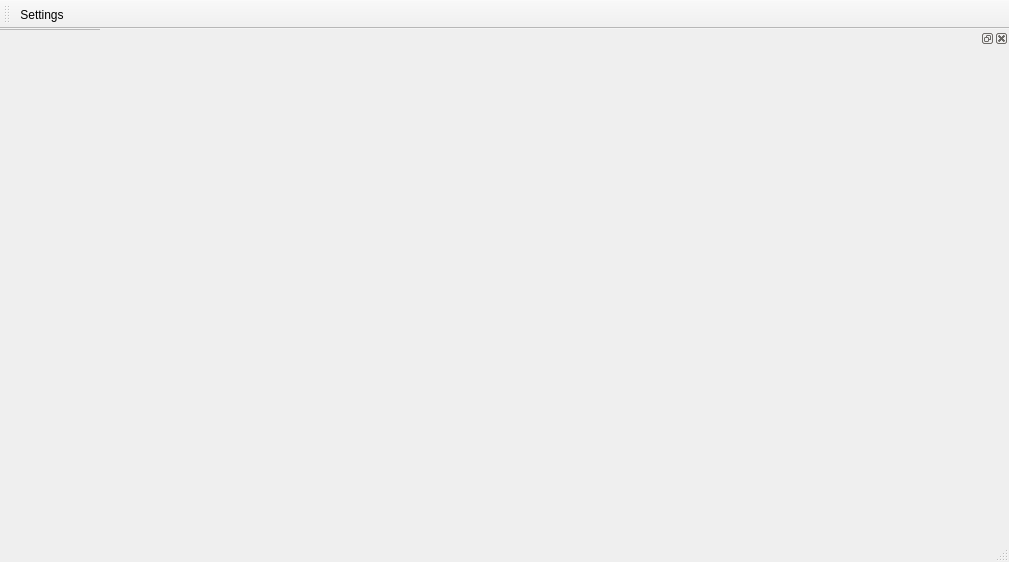
Old version of the form mainwindow.ui in the repository dm0/theme-icons-browser.
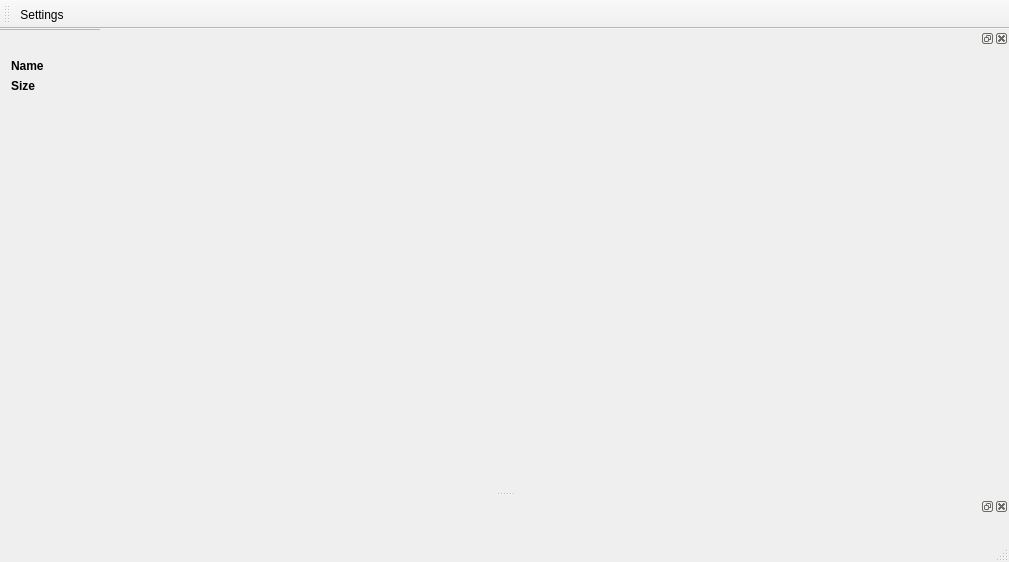
New version of the form. Icons and pictures are not drawn.

Commit message: Implemented display of basic icon information

```diff
--- a/mainwindow.ui
+++ b/mainwindow.ui
@@ -81,10 +81,95 @@
   </widget>
   <widget class="QStatusBar" name="statusBar"/>
   <widget class="QDockWidget" name="dockWidget">
+   <property name="minimumSize">
+    <size>
+     <width>200</width>
+     <height>204</height>
+    </size>
+   </property>
    <attribute name="dockWidgetArea">
     <number>2</number>
    </attribute>
-   <widget class="QWidget" name="dockWidgetContents"/>
+   <widget class="QWidget" name="dockWidgetContents">
+    <layout class="QFormLayout" name="formLayout">
+     <property name="fieldGrowthPolicy">
+      <enum>QFormLayout::ExpandingFieldsGrow</enum>
+     </property>
+     <property name="rowWrapPolicy">
+      <enum>QFormLayout::WrapLongRows</enum>
+     </property>
+     <item row="0" column="0">
+      <widget class="QLabel" name="label">
+       <property name="font">
+        <font>
+         <weight>75</weight>
+         <bold>true</bold>
+        </font>
+       </property>
+       <property name="text">
+        <string>Name</string>
+       </property>
+      </widget>
+     </item>
+     <item row="0" column="1">
+      <widget class="QLabel" name="icon_name">
+       <property name="sizePolicy">
+        <sizepolicy hsizetype="Expanding" vsizetype="Preferred">
+         <horstretch>0</horstretch>
+         <verstretch>0</verstretch>
+        </sizepolicy>
+       </property>
+       <property name="textFormat">
+        <enum>Qt::PlainText</enum>
+       </property>
+       <property name="wordWrap">
+        <bool>true</bool>
+       </property>
+       <property name="textInteractionFlags">
+        <set>Qt::LinksAccessibleByMouse|Qt::TextSelectableByKeyboard|Qt::TextSelectableByMouse</set>
+       </property>
+      </widget>
+     </item>
+     <item row="1" column="0">
+      <widget class="QLabel" name="label_3">
+       <property name="font">
+        <font>
+         <weight>75</weight>
+         <bold>true</bold>
+        </font>
+       </property>
+       <property name="text">
+        <string>Size</string>
+       </property>
+      </widget>
+     </item>
+     <item row="1" column="1">
+      <widget class="QLabel" name="icon_sizes">
+       <property name="sizePolicy">
+        <sizepolicy hsizetype="Expanding" vsizetype="Preferred">
+         <horstretch>0</horstretch>
+         <verstretch>0</verstretch>
+        </sizepolicy>
+       </property>
+       <property name="textFormat">
+        <enum>Qt::PlainText</enum>
+       </property>
+       <property name="wordWrap">
+        <bool>true</bool>
+       </property>
+       <property name="textInteractionFlags">
+        <set>Qt::LinksAccessibleByMouse|Qt::TextSelectableByKeyboard|Qt::TextSelectableByMouse</set>
+       </property>
+      </widget>
+     </item>
+    </layout>
+   </widget>
+  </widget>
+  <widget class="QDockWidget" name="dockWidget_2">
+   <attribute name="dockWidgetArea">
+    <number>2</number>
+   </attribute>
+   <widget class="QWidget" name="dockWidgetContents_2"/>
   </widget>
   <action name="settings_action">
    <property name="icon">
```
The commit also changes 2 other files.
